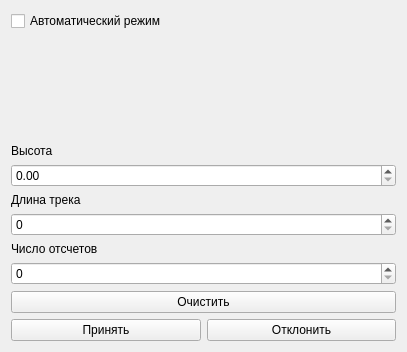
The window that src/ARM_OD_viewCore/Tabs/Solver/SolverWidget.ui (nevaeh82/arm_od) describes before a commit, drawn with Qt 5.
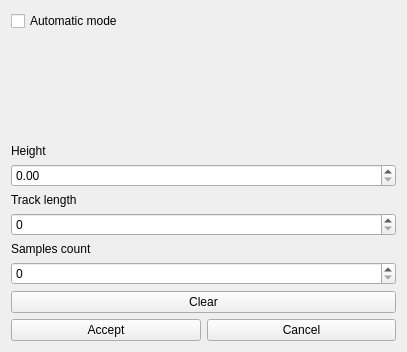
The same window after the commit.

```diff
--- a/src/ARM_OD_viewCore/Tabs/Solver/SolverWidget.ui
+++ b/src/ARM_OD_viewCore/Tabs/Solver/SolverWidget.ui
@@ -17,21 +17,21 @@
    <item row="8" column="0" colspan="2">
     <widget class="QPushButton" name="_pb_clear">
      <property name="text">
-      <string>Очистить</string>
+      <string>Clear</string>
      </property>
     </widget>
    </item>
    <item row="9" column="1">
     <widget class="QPushButton" name="_cancel">
      <property name="text">
-      <string>Отклонить</string>
+      <string>Cancel</string>
      </property>
     </widget>
    </item>
    <item row="0" column="0" colspan="2">
     <widget class="QCheckBox" name="_chb_auto">
      <property name="text">
-      <string>Автоматический режим</string>
+      <string>Automatic mode</string>
      </property>
     </widget>
    </item>
@@ -44,7 +44,7 @@
       </sizepolicy>
      </property>
      <property name="text">
-      <string>Высота</string>
+      <string>Height</string>
      </property>
     </widget>
    </item>
@@ -57,7 +57,7 @@
       </sizepolicy>
      </property>
      <property name="text">
-      <string>Длина трека</string>
+      <string>Track length</string>
      </property>
     </widget>
    </item>
@@ -73,7 +73,7 @@
       </sizepolicy>
      </property>
      <property name="text">
-      <string>Число отсчетов</string>
+      <string>Samples count</string>
      </property>
     </widget>
    </item>
@@ -96,7 +96,7 @@
    <item row="9" column="0">
     <widget class="QPushButton" name="_accept">
      <property name="text">
-      <string>Принять</string>
+      <string>Accept</string>
      </property>
     </widget>
    </item>
```
